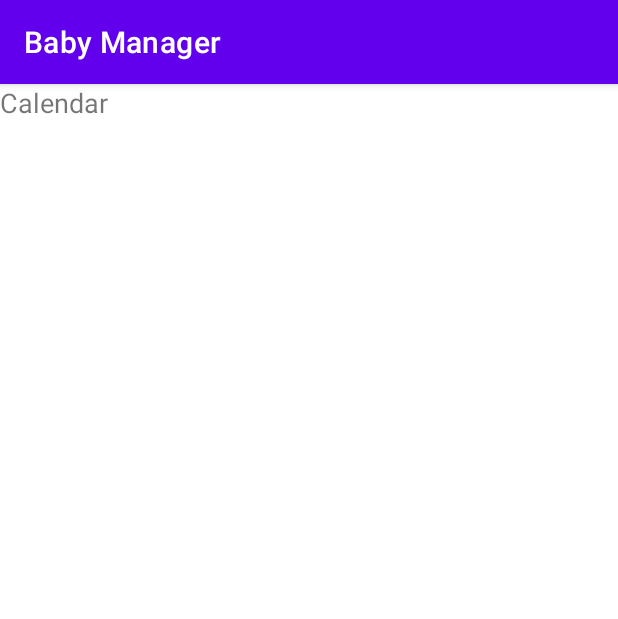
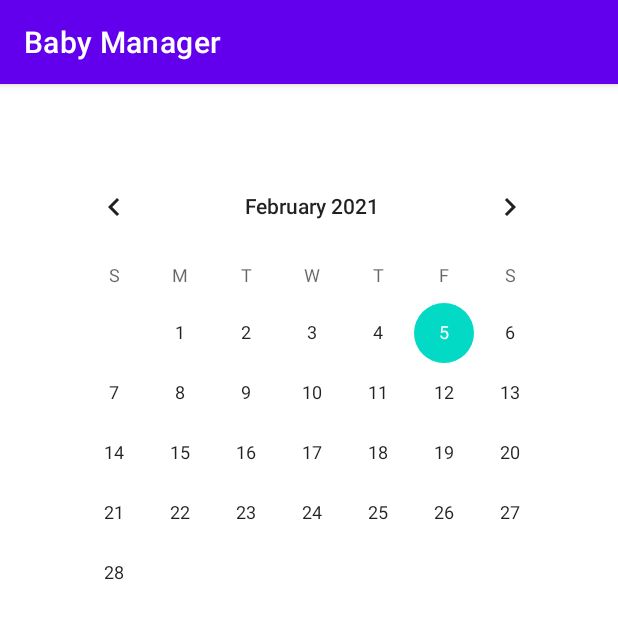
Before and after one commit to GeMath18/Baby_Manager, an Android app: the fragment CalendarFragment shown on its own in the app's theme, on a phone screen of 412 x 824 dp. Shown: the top 619 px of the screen. Run offline under Robolectric (Android 15) with nearby library versions, the phone set to English and light mode, and no system bars.

Commit message:
added calendar to calendar fragment, needs more styling

```diff
--- a/app/src/main/res/layout/activity_feeding.xml
+++ b/app/src/main/res/layout/activity_feeding.xml
@@ -15,4 +15,13 @@
         app:layout_constraintEnd_toEndOf="parent"
         app:layout_constraintStart_toStartOf="parent"
         app:layout_constraintTop_toTopOf="parent" />
+
+    <RelativeLayout
+        android:layout_width="match_parent"
+        android:layout_height="match_parent"
+        tools:layout_editor_absoluteX="-25dp"
+        tools:layout_editor_absoluteY="-231dp">
+
+    </RelativeLayout>
+
 </androidx.constraintlayout.widget.ConstraintLayout>
--- a/app/src/main/res/layout/fragment_calendar.xml
+++ b/app/src/main/res/layout/fragment_calendar.xml
@@ -1,14 +1,17 @@
 <?xml version="1.0" encoding="utf-8"?>
-<FrameLayout xmlns:android="http://schemas.android.com/apk/res/android"
+<LinearLayout xmlns:android="http://schemas.android.com/apk/res/android"
     xmlns:tools="http://schemas.android.com/tools"
     android:layout_width="match_parent"
     android:layout_height="match_parent"
     tools:context=".CalendarFragment">
 
-    <TextView
-        android:id="@+id/calendar_textView"
+
+    <CalendarView
+        android:id="@+id/calendarView"
         android:layout_width="wrap_content"
-        android:layout_height="wrap_content"
-        android:text="@string/calendar_textview"
-        android:textSize="18sp" />
-</FrameLayout>
+        android:layout_height="320dp"
+        android:layout_marginLeft="34dp"
+        android:layout_marginTop="48dp" />
+
+
+</LinearLayout>
```
